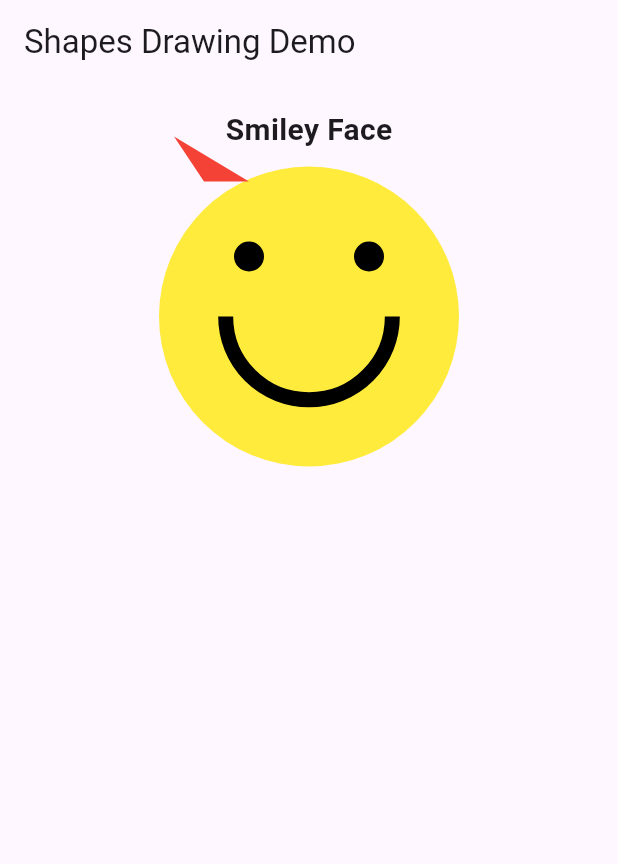
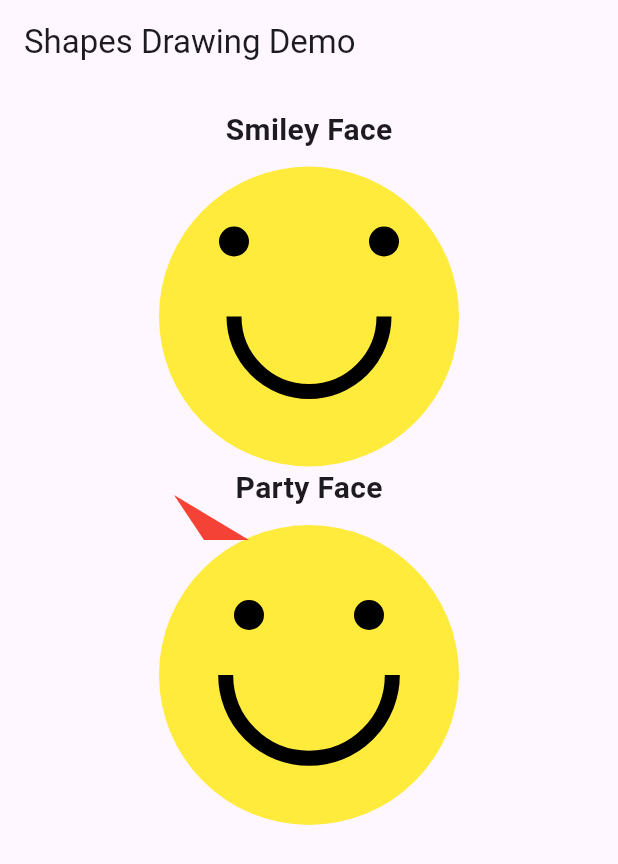
Before and after one commit to Nathan2055/csc4360-cw01, a Flutter app: the screen it shows after launch, on a phone screen of 412 x 824 dp. Shown: the top 864 px of the screen. Run offline on Flutter 3.47's test engine with Material 3 defaults, Android fonts, the phone set to English and light mode, and no system bars.

Commit message:
Add back original version of smiley face

```diff
--- a/lib/main.dart
+++ b/lib/main.dart
@@ -36,6 +36,25 @@ Column smiley() {
   );
 }
 
+Column party() {
+  return Column(
+    children: [
+      Text(
+        'Party Face',
+        style: TextStyle(fontSize: 20, fontWeight: FontWeight.bold),
+      ),
+      SizedBox(height: 10),
+      SizedBox(
+        height: 200,
+        child: CustomPaint(
+          painter: PartyPainter(),
+          size: const Size(double.infinity, 200),
+        ),
+      ),
+    ],
+  );
+}
+
 class ShapesDemoScreen extends StatelessWidget {
   const ShapesDemoScreen({super.key});
   @override
@@ -46,7 +65,7 @@ class ShapesDemoScreen extends StatelessWidget {
         padding: const EdgeInsets.all(16.0),
         child: Column(
           crossAxisAlignment: CrossAxisAlignment.start,
-          children: [smiley()],
+          children: [smiley(), party()],
         ),
       ),
     );
@@ -54,6 +73,47 @@ class ShapesDemoScreen extends StatelessWidget {
 }
 
 class SmileyPainter extends CustomPainter {
+  @override
+  void paint(Canvas canvas, Size size) {
+    final radius = min(size.width, size.height) / 2;
+    final center = Offset(size.width / 2, size.height / 2);
+
+    // Draw the body
+    final paint = Paint()..color = Colors.yellow;
+    canvas.drawCircle(center, radius, paint);
+
+    // Draw the mouth
+    final smilePaint = Paint()
+      ..style = PaintingStyle.stroke
+      ..strokeWidth = 10;
+    canvas.drawArc(
+      Rect.fromCircle(center: center, radius: radius / 2),
+      0,
+      pi,
+      false,
+      smilePaint,
+    );
+
+    // Draw the eyes
+    canvas.drawCircle(
+      Offset(center.dx - radius / 2, center.dy - radius / 2),
+      10,
+      Paint(),
+    );
+    canvas.drawCircle(
+      Offset(center.dx + radius / 2, center.dy - radius / 2),
+      10,
+      Paint(),
+    );
+  }
+
+  @override
+  bool shouldRepaint(covariant CustomPainter oldDelegate) {
+    return false;
+  }
+}
+
+class PartyPainter extends CustomPainter {
   @override
   void paint(Canvas canvas, Size size) {
     final radius = min(size.width, size.height) / 2;
@@ -96,47 +156,6 @@ class SmileyPainter extends CustomPainter {
       ..lineTo(center.dx - 90, center.dy - 120) // top
       ..close();
     canvas.drawPath(hatPath, hatPaint);
-  }
-
-  @override
-  bool shouldRepaint(covariant CustomPainter oldDelegate) {
-    return false;
-  }
-}
-
-class PartyPainter extends CustomPainter {
-  @override
-  void paint(Canvas canvas, Size size) {
-    final radius = min(size.width, size.height) / 2;
-    final center = Offset(size.width / 2, size.height / 2);
-
-    // Draw the body
-    final paint = Paint()..color = Colors.yellow;
-    canvas.drawCircle(center, radius, paint);
-
-    // Draw the mouth
-    final smilePaint = Paint()
-      ..style = PaintingStyle.stroke
-      ..strokeWidth = 10;
-    canvas.drawArc(
-      Rect.fromCircle(center: center, radius: radius / 2),
-      0,
-      pi,
-      false,
-      smilePaint,
-    );
-
-    // Draw the eyes
-    canvas.drawCircle(
-      Offset(center.dx - radius / 2, center.dy - radius / 2),
-      10,
-      Paint(),
-    );
-    canvas.drawCircle(
-      Offset(center.dx + radius / 2, center.dy - radius / 2),
-      10,
-      Paint(),
-    );
   }
 
   @override
```
